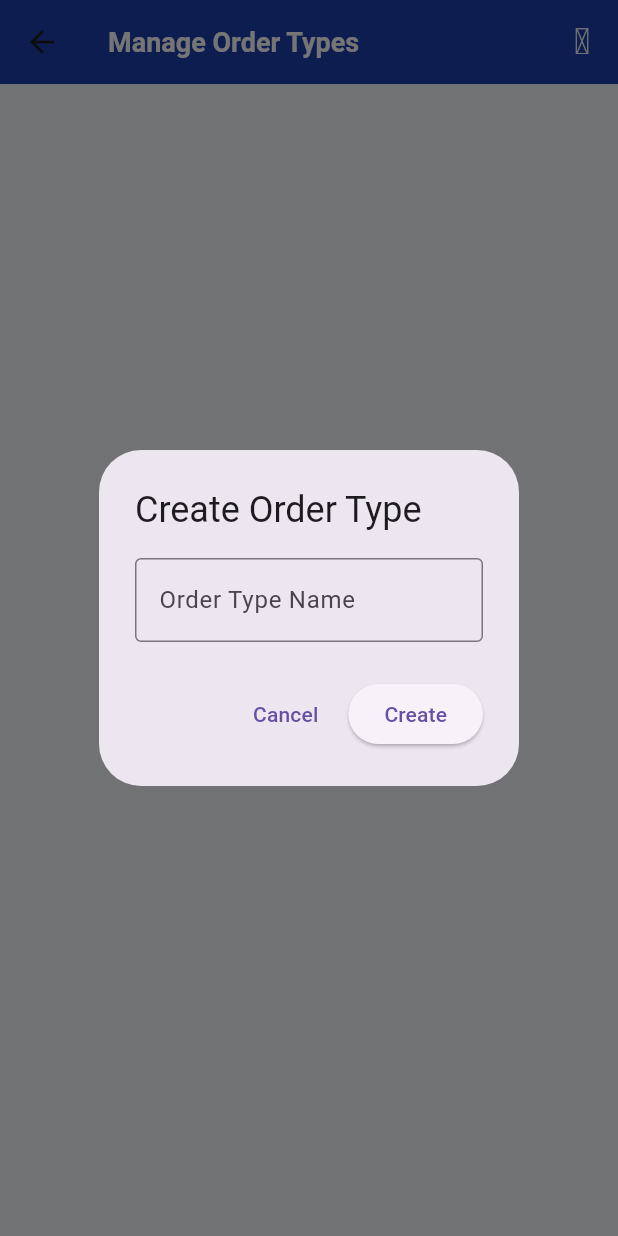
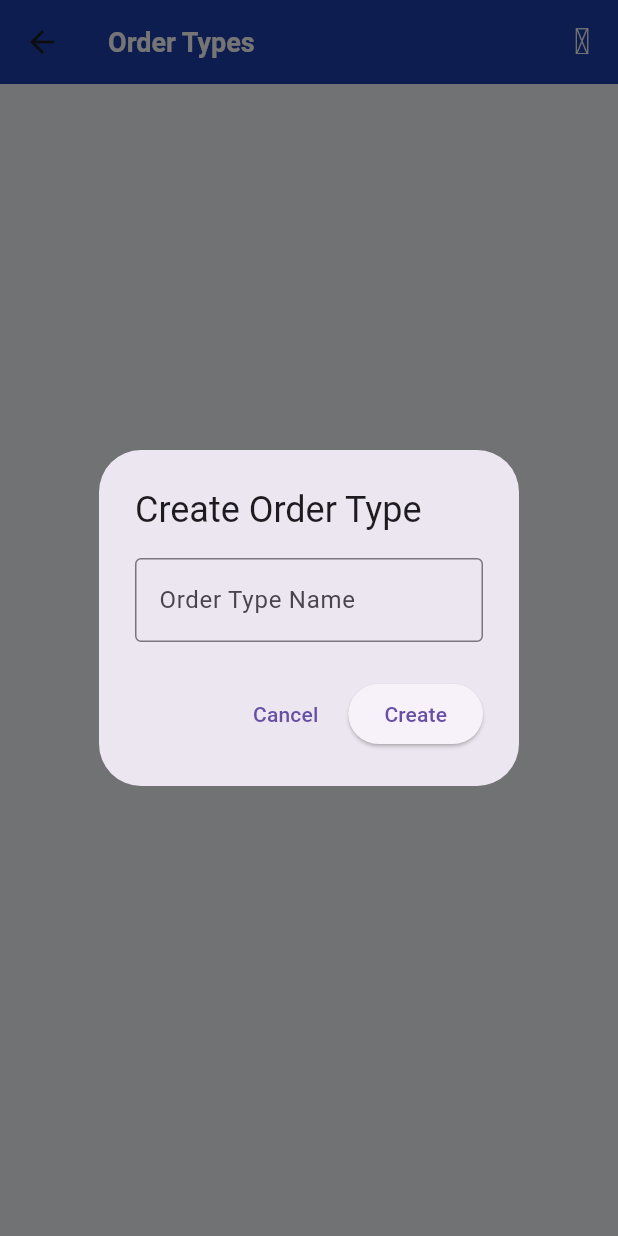
Before and after one commit to rajvishvakarma088-star/retizoai_raj, a Flutter app: the OrderTypesScreen screen opened directly, after a tap on an icon or button, on a phone screen of 412 x 824 dp. Run offline on Flutter 3.47's test engine with Material 3 defaults, Android fonts, the phone set to English and light mode, and no system bars; our stand-ins replace animate_do, animated_text_kit, audioplayers, cached_network_image, connectivity_plus, dropdown_button2 and 15 more; missing offline and left inert: app_settings; accounts and stored records are empty; network calls fail; Roboto replaces fonts that are missing (RoobertPRO).

Commit message:
hindi translation now good

```diff
--- a/retizo_ai/lib/GlobalComponents/CommonWidget/CommonWidget.dart
+++ b/retizo_ai/lib/GlobalComponents/CommonWidget/CommonWidget.dart
@@ -826,6 +826,7 @@ class CommonWidget {
     VoidCallback? onUndoDrawer,
   }) {
     final userInfo = Provider.of<UserInfoProvider>(context, listen: false);
+    final langCtrl = Provider.of<LanguageProvider>(context);
     final displayName = userInfo.name ?? 'Admin';
     final userRole = userInfo.type ?? 'Branch Admin';
     final avatarChar = displayName.isNotEmpty ? displayName[0].toUpperCase() : 'A';
@@ -855,7 +856,7 @@ class CommonWidget {
               mainAxisAlignment: MainAxisAlignment.center,
               children: [
                 Text(
-                  "Welcome back",
+                  langCtrl.translate('app.welcomeBack'),
                   style: TextStyle(
                     fontSize: 12,
                     fontWeight: FontWeight.w500,
--- a/retizo_ai/lib/ScreenSection/PostLogin/AddNewOrder/AddNewOrder.dart
+++ b/retizo_ai/lib/ScreenSection/PostLogin/AddNewOrder/AddNewOrder.dart
@@ -33,6 +33,7 @@ class AddNewOrderState extends State<AddNewOrder>
   //-✅---------------------------------------------------------------------✅-//
   @override
   Widget build(BuildContext context) {
+    final langCtrl = Provider.of<LanguageProvider>(context);
     return Consumer2<AddOrderProvider, UserInfoProvider>(
       builder: (context, AddOrderCtrl, UserInfoCtrl, child) {
         return LayoutBuilder(
@@ -97,7 +98,7 @@ class AddNewOrderState extends State<AddNewOrder>
                                     child: Container(
                                       padding: const EdgeInsets.all(8),
                                       decoration: BoxDecoration(
-                                        color: GlobalAppColor.WhiteColorCode,
+                                        color: GlobalAppColor.BodyBgColorCode,
                                         borderRadius: BorderRadius.circular(8),
                                       ),
                                       child: Icon(
@@ -109,7 +110,7 @@ class AddNewOrderState extends State<AddNewOrder>
                                   ),
                                   const SizedBox(width: 12),
                                   Text(
-                                    "Add New Order",
+                                    langCtrl.translate('dashboard.addNewOrder'),
                                     style: TextStyle(
                                       fontSize: 18,
                                       fontWeight: FontWeight.bold,
--- a/retizo_ai/lib/ScreenSection/PostLogin/KDS/Kds.dart
+++ b/retizo_ai/lib/ScreenSection/PostLogin/KDS/Kds.dart
@@ -30,6 +30,7 @@ class KdsState extends State<Kds>
   @override
   Widget build(BuildContext context) {
     final themeCtrl = Provider.of<ThemeProvider>(context); // Watch theme changes
+    final langCtrl = Provider.of<LanguageProvider>(context);
     return OrientationBuilder(
       builder: (context, orientation) {
         return Consumer3<KdsProvider, UserInfoProvider, BottomNavProvider>(
@@ -84,7 +85,7 @@ class KdsState extends State<Kds>
                                     mainAxisAlignment: MainAxisAlignment.spaceBetween,
                                     children: [
                                       Text(
-                                        "Kitchen Display",
+                                        langCtrl.translate('app.kitchenDisplay'),
                                         style: CommonWidget.CommonTitleTextStyle(
                                           fontWeight: FontWeight.bold,
                                           fontSize: 20,
--- a/retizo_ai/lib/ScreenSection/PostLogin/OrderTypes/OrderTypesScreen.dart
+++ b/retizo_ai/lib/ScreenSection/PostLogin/OrderTypes/OrderTypesScreen.dart
@@ -27,13 +27,14 @@ class _OrderTypesScreenState extends State<OrderTypesScreen> {
 
   @override
   Widget build(BuildContext context) {
+    final langCtrl = Provider.of<LanguageProvider>(context);
     return Consumer<AddOrderProvider>(
       builder: (context, addOrderCtrl, child) {
         return Scaffold(
           backgroundColor: GlobalAppColor.HomeBgColorCode,
           appBar: AppBar(
             title: Text(
-              "Manage Order Types",
+              langCtrl.translate('app.orderTypes'),
               style: CommonWidget.CommonTitleTextStyle(
                 fontSize: 18,
                 fontWeight: FontWeight.bold,
@@ -66,7 +67,7 @@ class _OrderTypesScreenState extends State<OrderTypesScreen> {
                         ),
                         SizedBox(height: 16),
                         Text(
-                          "No Order Types Found",
+                          langCtrl.translate('dashboard.noResult'),
                           style: CommonWidget.CommonTitleTextStyle(
                             fontSize: 18,
                             color: GlobalAppColor.HomeLightTextColor,
@@ -77,7 +78,7 @@ class _OrderTypesScreenState extends State<OrderTypesScreen> {
                           onPressed: () =>
                               _showCreateDialog(context, addOrderCtrl),
                           icon: Icon(Symbols.add),
-                          label: Text("Create First Order Type"),
+                          label: Text(langCtrl.translate('app.createFirstOrderType')),
                         ),
                       ],
                     ),
@@ -163,12 +164,13 @@ class _OrderTypesScreenState extends State<OrderTypesScreen> {
     BuildContext context,
     AddOrderProvider addOrderCtrl,
   ) async {
+    final langCtrl = Provider.of<LanguageProvider>(context, listen: false);
     final nameController = TextEditingController();
 
     await showDialog(
       context: context,
       builder: (ctx) => AlertDialog(
-        title: Text("Create Order Type"),
+        title: Text(langCtrl.translate('app.createOrderType')),
         content: TextField(
           controller: nameController,
           decoration: InputDecoration(
@@ -181,7 +183,7 @@ class _OrderTypesScreenState extends State<OrderTypesScreen> {
         actions: [
           TextButton(
             onPressed: () => Navigator.pop(ctx),
-            child: Text("Cancel"),
+            child: Text(langCtrl.translate('app.cancel')),
           ),
           ElevatedButton(
             onPressed: () async {
@@ -199,7 +201,7 @@ class _OrderTypesScreenState extends State<OrderTypesScreen> {
               // ✅ Call POST /order-types/
               await addOrderCtrl.createOrderTypeService(context, name);
             },
-            child: Text("Create"),
+            child: Text(langCtrl.translate('app.create')),
           ),
         ],
       ),
@@ -212,12 +214,13 @@ class _OrderTypesScreenState extends State<OrderTypesScreen> {
     AddOrderProvider addOrderCtrl,
     OrderSummaryTableTypeList orderType,
   ) async {
+    final langCtrl = Provider.of<LanguageProvider>(context, listen: false);
     final nameController = TextEditingController(text: orderType.orderTypeName);
 
     await showDialog(
       context: context,
       builder: (ctx) => AlertDialog(
-        title: Text("Edit Order Type"),
+        title: Text(langCtrl.translate('app.editOrderType')),
         content: TextField(
           controller: nameController,
           decoration: InputDecoration(
@@ -229,7 +232,7 @@ class _OrderTypesScreenState extends State<OrderTypesScreen> {
         actions: [
           TextButton(
             onPressed: () => Navigator.pop(ctx),
-            child: Text("Cancel"),
+            child: Text(langCtrl.translate('app.cancel')),
           ),
           ElevatedButton(
             onPressed: () async {
@@ -251,7 +254,7 @@ class _OrderTypesScreenState extends State<OrderTypesScreen> {
                 newName,
               );
             },
-            child: Text("Update"),
+            child: Text(langCtrl.translate('app.update')),
           ),
         ],
       ),
@@ -264,24 +267,25 @@ class _OrderTypesScreenState extends State<OrderTypesScreen> {
     AddOrderProvider addOrderCtrl,
     OrderSummaryTableTypeList orderType,
   ) async {
+    final langCtrl = Provider.of<LanguageProvider>(context, listen: false);
     final confirm = await showDialog<bool>(
       context: context,
       builder: (ctx) => AlertDialog(
-        title: Text("Delete Order Type"),
+        title: Text(langCtrl.translate('app.deleteOrderType')),
         content: Text(
           "Are you sure you want to delete '${orderType.orderTypeName}'?\n\nThis action cannot be undone.",
         ),
         actions: [
           TextButton(
             onPressed: () => Navigator.pop(ctx, false),
-            child: Text("Cancel"),
+            child: Text(langCtrl.translate('app.cancel')),
           ),
           ElevatedButton(
             style: ElevatedButton.styleFrom(
               backgroundColor: GlobalAppColor.RedCode,
             ),
             onPressed: () => Navigator.pop(ctx, true),
-            child: Text("Delete", style: TextStyle(color: Colors.white)),
+            child: Text(langCtrl.translate('app.delete'), style: TextStyle(color: Colors.white)),
           ),
         ],
       ),
--- a/retizo_ai/lib/services/language_provider.dart
+++ b/retizo_ai/lib/services/language_provider.dart
@@ -85,6 +85,30 @@ class LanguageProvider with ChangeNotifier {
       'dashboard.searchPlaceholder': 'Search by order ID table',
       'dashboard.today': 'Today',
       'dashboard.noResult': 'No Result Found',
+      'app.menu': 'Menu',
+      'app.language': 'Language',
+      'app.printers': 'Printers',
+      'app.printerConfiguration': 'Printer Configuration',
+      'app.theme': 'Theme',
+      'app.logout': 'Logout',
+      'app.welcomeBack': 'Welcome back',
+      'app.search': 'Search',
+      'app.searchOrders': 'Search orders...',
+      'app.drawerOpen': 'Drawer Open',
+      'app.drawerClosed': 'Drawer Closed',
+      'app.closeDrawer': 'Close Drawer',
+      'app.openDrawer': 'Open Drawer',
+      'app.undoDrawer': 'Undo Drawer',
+      'app.orderTypes': 'Order Types',
+      'app.createFirstOrderType': 'Create First Order Type',
+      'app.createOrderType': 'Create Order Type',
+      'app.editOrderType': 'Edit Order Type',
+      'app.deleteOrderType': 'Delete Order Type',
+      'app.cancel': 'Cancel',
+      'app.create': 'Create',
+      'app.update': 'Update',
+      'app.delete': 'Delete',
+      'app.kitchenDisplay': 'Kitchen Display',
     },
     'hi': {
       'loginPage.title': 'संगठन लॉगिन',
@@ -117,6 +141,30 @@ class LanguageProvider with ChangeNotifier {
       'dashboard.searchPlaceholder': 'ऑर्डर आईडी टेबल द्वारा खोजें',
       'dashboard.today': 'आज',
       'dashboard.noResult': 'कोई परिणाम नहीं मिला',
+      'app.menu': 'मेन्यू',
+      'app.language': 'भाषा',
+      'app.printers': 'प्रिंटर',
+      'app.printerConfiguration': 'प्रिंटर कॉन्फ़िगरेशन',
+      'app.theme': 'थीम',
+      'app.logout': 'लॉगआउट',
+      'app.welcomeBack': 'स्वागत है',
+      'app.search': 'खोजें',
+      'app.searchOrders': 'ऑर्डर खोजें...',
+      'app.drawerOpen': 'दराज खुला है',
+      'app.drawerClosed': 'दराज बंद है',
+      'app.closeDrawer': 'दराज बंद करें',
+      'app.openDrawer': 'दराज खोलें',
+      'app.undoDrawer': 'दराज पूर्ववत करें',
+      'app.orderTypes': 'ऑर्डर के प्रकार',
+      'app.createFirstOrderType': 'पहला ऑर्डर प्रकार बनाएं',
+      'app.createOrderType': 'ऑर्डर प्रकार बनाएं',
+      'app.editOrderType': 'ऑर्डर प्रकार संपादित करें',
+      'app.deleteOrderType': 'ऑर्डर प्रकार हटाएं',
+      'app.cancel': 'रद्द करें',
+      'app.create': 'बनाएं',
+      'app.update': 'अपडेट करें',
+      'app.delete': 'हटाएं',
+      'app.kitchenDisplay': 'किचन डिस्प्ले',
     },
     'ar': {
       'loginPage.title': 'تسجيل دخول المؤسسة',
@@ -149,6 +197,30 @@ class LanguageProvider with ChangeNotifier {
       'dashboard.searchPlaceholder': 'البحث عن طريق جدول معرف الطلب',
       'dashboard.today': 'اليوم',
       'dashboard.noResult': 'لم يتم العثور على نتائج',
+      'app.menu': 'القائمة',
+      'app.language': 'اللغة',
+      'app.printers': 'الطابعات',
+      'app.printerConfiguration': 'إعدادات الطابعة',
+      'app.theme': 'المظهر',
+      'app.logout': 'تسجيل الخروج',
+      'app.welcomeBack': 'مرحباً بك مجدداً',
+      'app.search': 'بحث',
+      'app.searchOrders': 'البحث عن الطلبات...',
+      'app.drawerOpen': 'الدرج مفتوح',
+      'app.drawerClosed': 'الدرج مغلق',
+      'app.closeDrawer': 'إغلاق الدرج',
+      'app.openDrawer': 'فتح الدرج',
+      'app.undoDrawer': 'تراجع عن الدرج',
+      'app.orderTypes': 'أنواع الطلبات',
+      'app.createFirstOrderType': 'إنشاء أول نوع طلب',
+      'app.createOrderType': 'إنشاء نوع طلب',
+      'app.editOrderType': 'تعديل نوع الطلب',
+      'app.deleteOrderType': 'حذف نوع الطلب',
+      'app.cancel': 'إلغاء',
+      'app.create': 'إنشاء',
+      'app.update': 'تحديث',
+      'app.delete': 'حذف',
+      'app.kitchenDisplay': 'شاشة المطبخ',
     },
   };
 }
```
Also changed, not shown: retizo_ai/lib/GlobalComponents/CommonWidget/ProfileDrawer.dart (+8 -8 lines), retizo_ai/lib/ScreenSection/PostLogin/HomeScreen/HomeScreen.dart (+13 -17 lines), retizo_ai/lib/ScreenSection/PreLogin/LoginScreen/LoginScreen.dart (+14 -57 lines).
